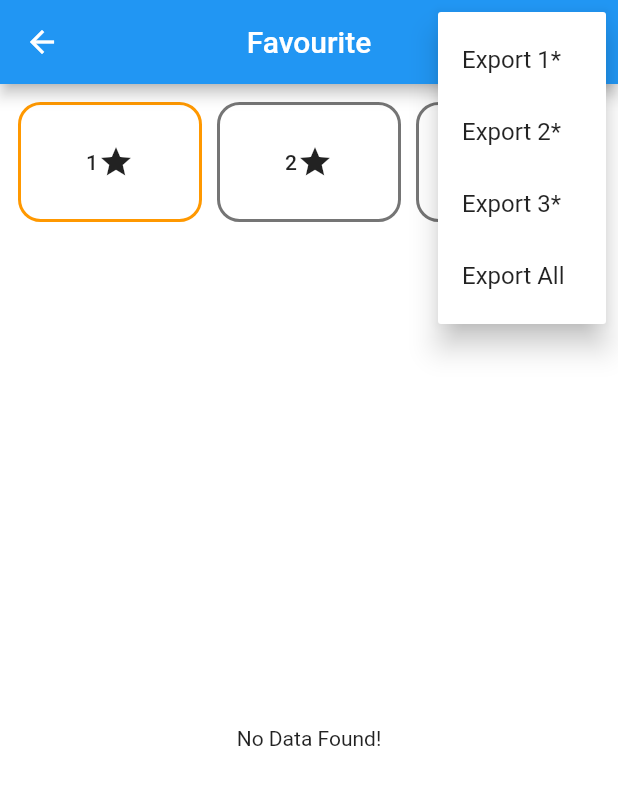
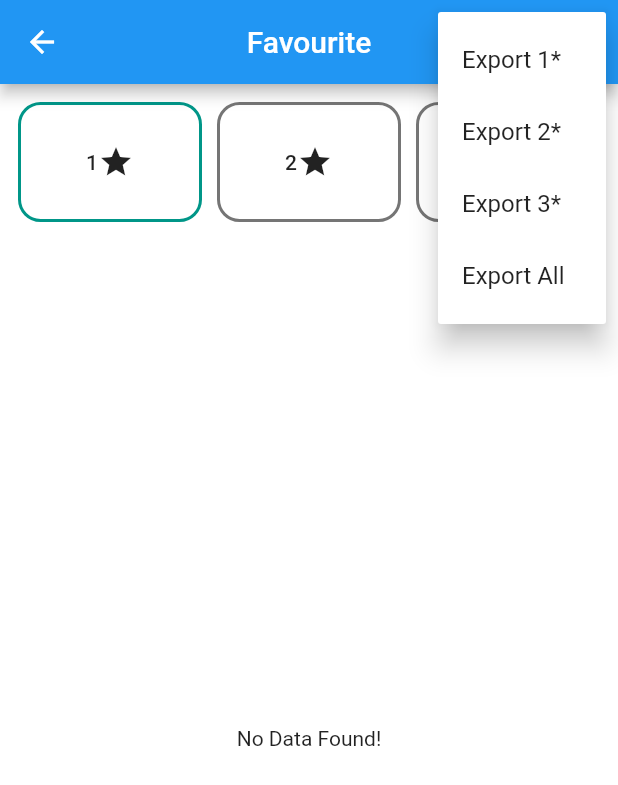
Before and after one commit to NishadAvnish/insta_influencer, a Flutter app: the SecondScreen screen opened by its route, after a tap on the "more vert" icon, on a phone screen of 412 x 824 dp. Shown: the top 785 px of the screen. Run offline on Flutter 3.47's test engine with Material 2 defaults, Android fonts, the phone set to English and light mode, and no system bars; our stand-ins replace csv, permission_handler, shared_preferences, sqflite, webview_flutter; missing offline and left inert: cron; accounts and stored records are empty.

```diff
--- a/lib/Providers/insta_profile_provider.dart
+++ b/lib/Providers/insta_profile_provider.dart
@@ -20,13 +20,11 @@ class InstaProfileProvider with ChangeNotifier {
     final response = await http.get(url);
     final _result = await json.decode(response.body);
     if (response.statusCode == 200) {
-      print("Avnish............................");
-
       final _tempList =
           _result.map((json) => ProfileModel.fromJson(json)).toList();
 
       _instaUserList.addAll(List<ProfileModel>.from(_tempList));
-      print(_instaUserList.toList().length);
+      print(_instaUserList.length);
 
       _isLast = _tempList.length < 19;
 
--- a/lib/Providers/logined_current_provider.dart
+++ b/lib/Providers/logined_current_provider.dart
@@ -1,4 +1,5 @@
 import 'dart:convert';
+import 'package:cron/cron.dart';
 import 'package:flutter/cupertino.dart';
 import 'package:http/http.dart' as http;
 import 'package:instsinfu/Models/login_current_model.dart';
@@ -48,11 +49,13 @@ class LoginCurrentNoProvider with ChangeNotifier {
         "https://script.google.com/macros/s/AKfycbzMFBsat-s6Im7nn8PMS94056uAFi-Oy26CYn5o430LfB26qh8x/exec?current=${_loginCurrentdata.currentNo + currentIndexValue.value}&islogin=${isLogin}&datetime=${DateTime.now()}");
 
     http.get(_url).then((value) {
-      if (!isLogin)
+      if (!isLogin) {
+        Cron().close();
         _loginCurrentdata = LoginCurrentModel(
             currentNo: _loginCurrentdata.currentNo,
             isLogin: false,
             dateTime: _loginCurrentdata.dateTime);
+      }
 
       notifyListeners();
     }).catchError((e) {
--- a/lib/Screens/secondScreen.dart
+++ b/lib/Screens/secondScreen.dart
@@ -145,9 +145,8 @@ class _SecondScreenState extends State<SecondScreen> {
             shape: BoxShape.rectangle,
             border: Border.all(
                 width: 2,
-                color: _currentGridIndex == index
-                    ? Colors.orange
-                    : Colors.black54),
+                color:
+                    _currentGridIndex == index ? Colors.teal : Colors.black54),
             borderRadius: BorderRadius.circular(15.0)),
         child: Center(
           child: Row(
--- a/lib/Utils/routes.dart
+++ b/lib/Utils/routes.dart
@@ -2,12 +2,15 @@ import 'package:flutter/material.dart';
 
 import 'package:instsinfu/Screens/home_page.dart';
 import 'package:instsinfu/Screens/login_page.dart';
+import 'package:instsinfu/Screens/screen_selection.dart';
 import 'package:instsinfu/Screens/secondScreen.dart';
 import 'package:instsinfu/Screens/single_user_webview.dart';
 
 class RouteGenerator {
   static Route<dynamic> generateRoute(RouteSettings settings) {
     switch (settings.name) {
+      case "/":
+        return MaterialPageRoute(builder: (context) => ScreenSelectorScreen());
       case "/home":
         return MaterialPageRoute(builder: (context) => HomePage());
       case "/secondScreen":
--- a/lib/Widgets/home_app_bar.dart
+++ b/lib/Widgets/home_app_bar.dart
@@ -30,8 +30,7 @@ class HomeAppBar extends StatelessWidget {
                           onPressed: () {
                             Provider.of<LoginCurrentNoProvider>(context,
                                     listen: false)
-                                .changeCurrentStatus(isLogin: false)
-                                .then((value) => Cron().close());
+                                .changeCurrentStatus(isLogin: false);
                           })
                       : Container(),
                 ),
```
Also changed, not shown: lib/Screens/login_page.dart (+9 -1 lines), lib/Screens/screen_selection.dart (added, +21 -0 lines), lib/main.dart (+1 -11 lines).
